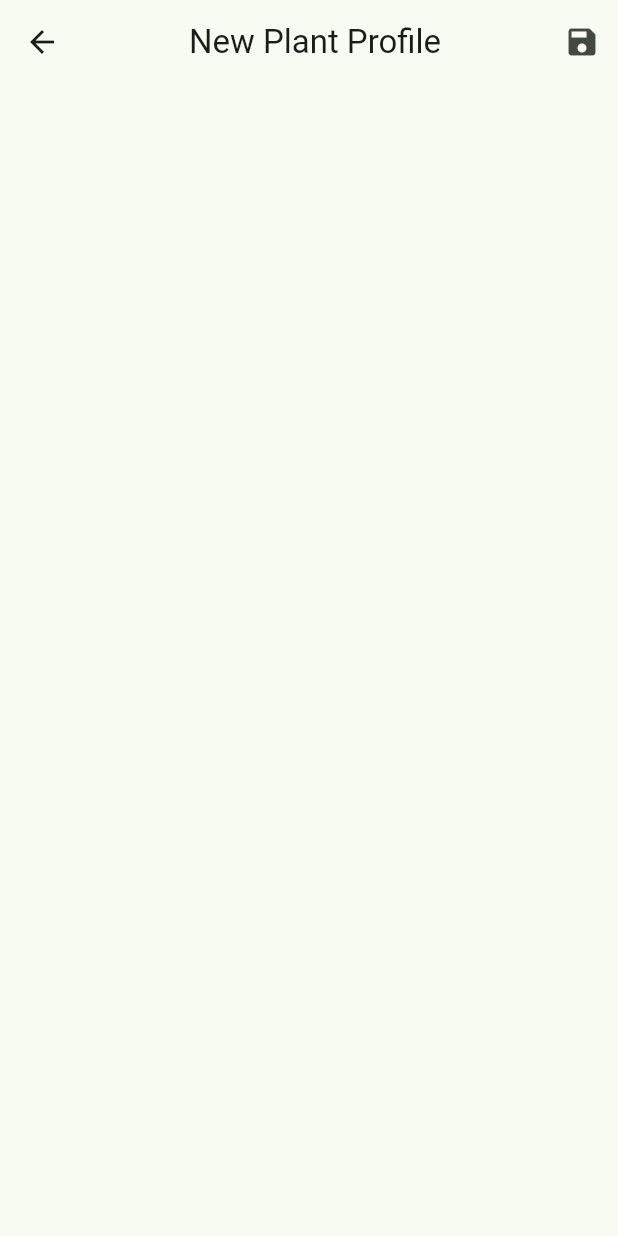
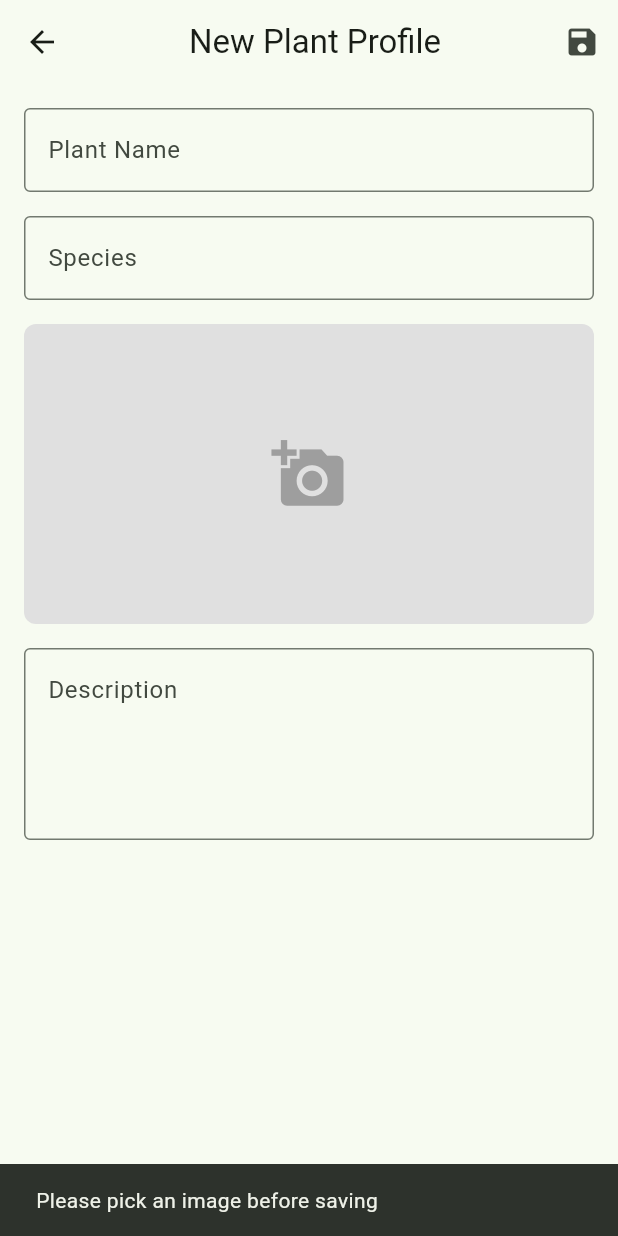
Before and after one commit to Creasiion/PlantMe-Mobile, a Flutter app: the NewPlantView screen opened directly, after a tap on the "save" icon, on a phone screen of 412 x 824 dp. Run offline on Flutter 3.47's test engine with Material 3 defaults, Android fonts, the phone set to English and light mode, and no system bars; our stand-ins replace image_picker.

Commit message:
feat: created intial create plant profile view

```diff
--- a/lib/classes/plant_profile.dart
+++ b/lib/classes/plant_profile.dart
@@ -1,7 +1,9 @@
+import 'dart:io';
+// Probably going to be updated when we know exactly what is coming from API
 class PlantProfile {
   final String plantName;
   final String plantSpecies;
-  final String plantImage;
+  final File plantImage;
   final String plantDescription;
   final DateTime timeCreated;
 
--- a/lib/views/new_plant_view.dart
+++ b/lib/views/new_plant_view.dart
@@ -1,5 +1,9 @@
+import 'dart:io';
+import 'package:image_picker/image_picker.dart';
 import 'package:flutter/material.dart';
 import 'package:plant_me/classes/plant_profile.dart';
+import 'package:plant_me/providers/plant_provider.dart';
+import 'package:provider/provider.dart';
 
 class NewPlantView extends StatefulWidget {
   const NewPlantView({super.key});
@@ -9,18 +13,142 @@ class NewPlantView extends StatefulWidget {
 }
 
 class _NewPlantViewState extends State<NewPlantView> {
+  final _plantNameController = TextEditingController();
+  final _plantSpeciesController = TextEditingController();
+  final _plantDescriptionController = TextEditingController();
+
+  File? _selectedPlantImage;
+  final ImagePicker _picker = ImagePicker();
+
+  Future<void> _pickImageFromSource(ImageSource source) async {
+    final XFile? pickedFile = await _picker.pickImage(source: source);
+
+    if (pickedFile != null) {
+      setState(() {
+        _selectedPlantImage = File(pickedFile.path);
+      });
+    }
+  }
+
+  void _showImageSourceChooser() {
+    showModalBottomSheet(
+      context: context,
+      builder: (context) {
+        return SafeArea(
+          child: Wrap(
+            children: [
+              ListTile(
+                leading: const Icon(Icons.photo_camera),
+                title: const Text('Take a photo'),
+                onTap: () {
+                  Navigator.pop(context);
+                  _pickImageFromSource(ImageSource.camera);
+                },
+              ),
+              ListTile(
+                leading: const Icon(Icons.photo_library),
+                title: const Text('Choose from gallery'),
+                onTap: () {
+                  Navigator.pop(context);
+                  _pickImageFromSource(ImageSource.gallery);
+                },
+              ),
+            ],
+          ),
+        );
+      },
+    );
+  }
+
   void _savePlantProfile() {
+    if (_selectedPlantImage == null) {
+      ScaffoldMessenger.of(context).showSnackBar(
+        const SnackBar(content: Text('Please pick an image before saving')),
+      );
+      return; // XFile is weird, this lets us assert we have an actual image
+    }
+
+    final plantProfile = PlantProfile(
+      plantName: _plantNameController.text.trim(),
+      plantSpecies: _plantSpeciesController.text.trim(),
+      plantImage: _selectedPlantImage!,
+      plantDescription: _plantDescriptionController.text.trim(),
+      timeCreated: DateTime.now(),
+    );
+
+    context.read<PlantProvider>().addPlantProfile(plantProfile);
+    Navigator.pop(context);
   }
 
   @override
   Widget build(BuildContext context) {
     return Scaffold(
       appBar: AppBar(
-        title: const Center(child: Text('New Plant Profile'),),
+        title: const Center(child: Text('New Plant Profile')),
         actions: [
-          IconButton(onPressed: _savePlantProfile, icon: Icon(Icons.save))
+          IconButton(onPressed: _savePlantProfile, icon: const Icon(Icons.save))
         ],
+      ),
+      body: SingleChildScrollView(
+        padding: const EdgeInsets.all(16.0),
+        child: Column(
+          children: [
+            TextField(
+              controller: _plantNameController,
+              decoration: const InputDecoration(
+                labelText: 'Plant Name',
+                border: OutlineInputBorder(),
+              ),
+            ),
+            const SizedBox(height: 16),
+            TextField(
+              controller: _plantSpeciesController,
+              decoration: const InputDecoration(
+                labelText: 'Species',
+                border: OutlineInputBorder(),
+              ),
+            ),
+            const SizedBox(height: 16),
+            GestureDetector(
+              onTap: _showImageSourceChooser,
+              child: Container(
+                height: 200,
+                width: double.infinity,
+                decoration: BoxDecoration(
+                  color: Colors.grey[300],
+                  borderRadius: BorderRadius.circular(8),
+                ),
+                clipBehavior: Clip.antiAlias,
+                child: _selectedPlantImage != null
+                    ? Image.file(_selectedPlantImage!, fit: BoxFit.cover)
+                    : const Center(
+                  child: Icon(Icons.add_a_photo, size: 50, color: Colors.grey),
+                ),
+              ),
+            ),
+            const SizedBox(height: 16),
+            TextField(
+              controller: _plantDescriptionController,
+              decoration: const InputDecoration(
+                labelText: 'Description',
+                border: OutlineInputBorder(),
+                alignLabelWithHint: true,
+              ),
+              maxLines: 4,
+              minLines: 4,
+            ),
+          ],
+        ),
       ),
     );
   }
+
+  @override
+  void dispose() {
+    _plantNameController.dispose();
+    _plantSpeciesController.dispose();
+    _plantDescriptionController.dispose();
+
+    super.dispose();
+  }
 }
--- a/pubspec.yaml
+++ b/pubspec.yaml
@@ -35,6 +35,7 @@ dependencies:
   # Use with the CupertinoIcons class for iOS style icons.
   cupertino_icons: ^1.0.8
   provider: ^6.1.5+1
+  image_picker: ^1.2.2
 
 dev_dependencies:
   flutter_test:
```
Also changed, not shown: lib/main.dart (+6 -6 lines), lib/providers/plant_provider.dart (+5 -5 lines), lib/views/homepage.dart (+9 -9 lines), 4 other files.
